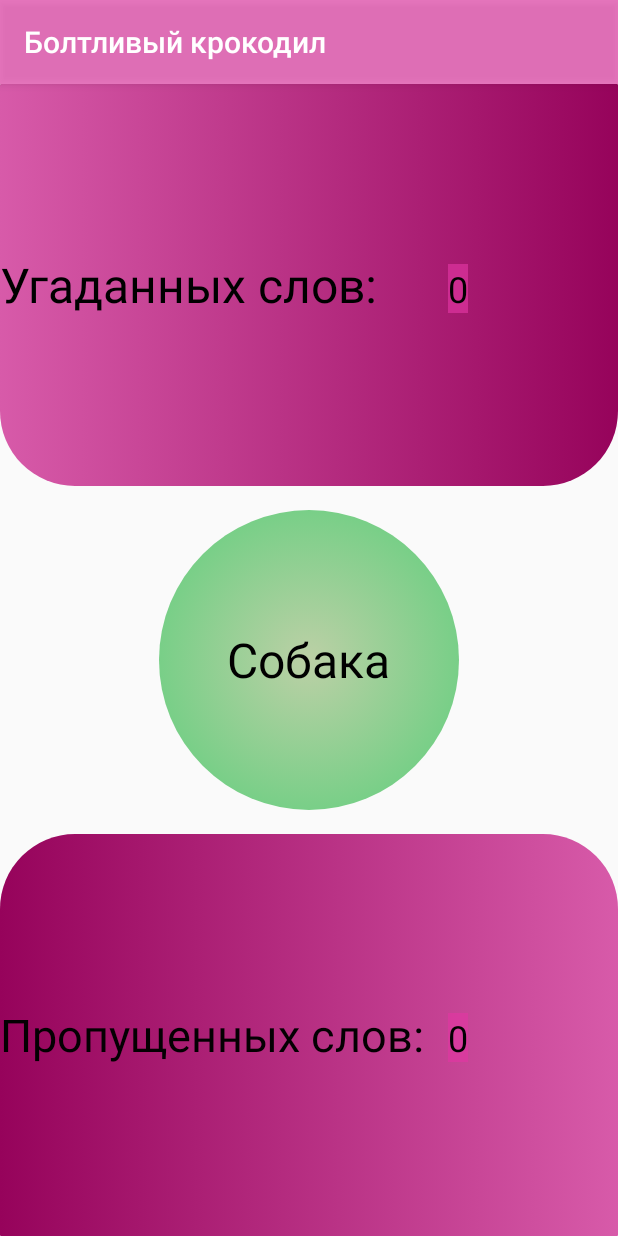
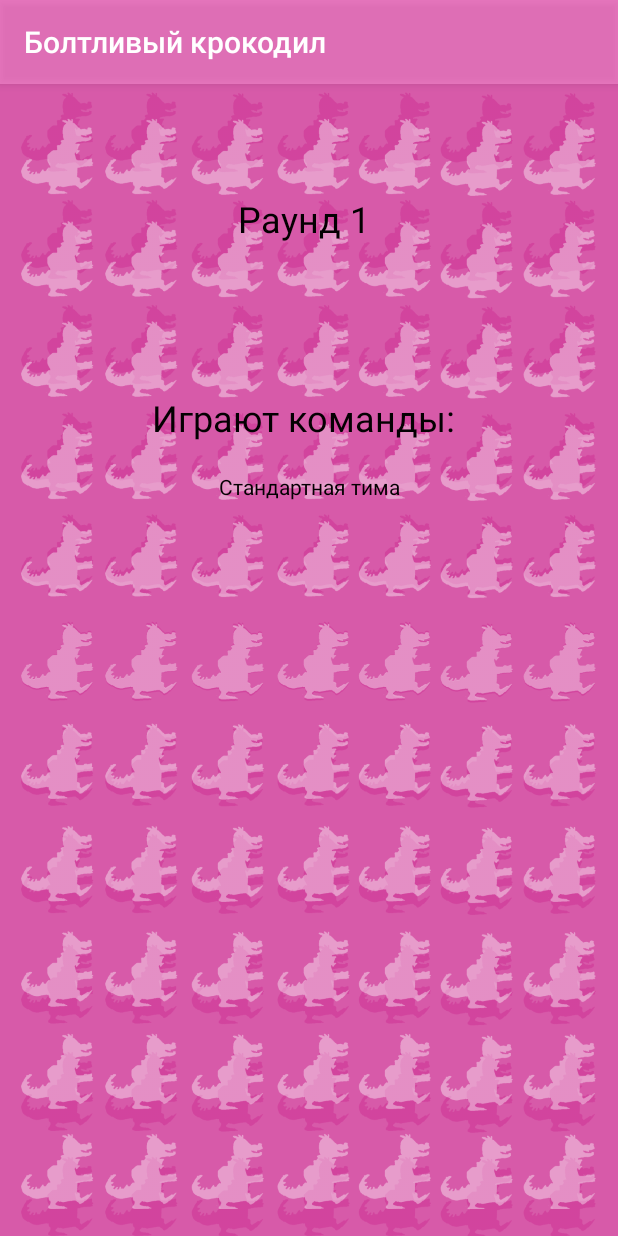
Before and after one commit to kewbr/talking_crocodile, an Android app: the GameView screen opened directly, with no data from a screen before it, on a phone screen of 412 x 824 dp. Run offline under Robolectric (Android 15) with nearby library versions, the phone set to English and light mode, and no system bars; Roboto replaces fonts that are not available here.

Commit message:
Add round changing experimental impl.

```diff
--- a/Source code/app/src/main/java/by/fabric/kewbr/talking_crocodile/Model/Round.java
+++ b/Source code/app/src/main/java/by/fabric/kewbr/talking_crocodile/Model/Round.java
@@ -22,4 +22,7 @@ public class Round {
         currentTeamIndex = 1;
     }
 
+    public Team getCurrentTeam(){
+        return teams.get(currentTeamIndex);
+    }
 }
--- a/Source code/app/src/main/java/by/fabric/kewbr/talking_crocodile/View/GameView.java
+++ b/Source code/app/src/main/java/by/fabric/kewbr/talking_crocodile/View/GameView.java
@@ -1,5 +1,6 @@
 package by.fabric.kewbr.talking_crocodile.View;
 
+import android.os.CountDownTimer;
 import android.support.animation.DynamicAnimation;
 import android.support.animation.SpringAnimation;
 import android.support.animation.SpringForce;
@@ -12,6 +13,7 @@ import android.animation.ObjectAnimator;
 import android.animation.ValueAnimator;
 import android.graphics.Color;
 import android.os.Build;
+import android.util.Log;
 import android.view.GestureDetector;
 import android.view.MotionEvent;
 import android.view.View;
@@ -21,12 +23,14 @@ import android.widget.ImageView;
 import android.widget.RelativeLayout;
 import android.widget.TextView;
 
+import java.util.Observable;
+import java.util.Observer;
 import java.util.Random;
 
 import by.fabric.kewbr.talking_crocodile.R;
 import by.fabric.kewbr.talking_crocodile.ViewModel.GameViewModel;
 
-public class GameView extends AppCompatActivity  implements View.OnTouchListener {
+public class GameView extends AppCompatActivity  implements View.OnTouchListener, Observer {
 
     //private GestureDetector gestureDetector;
     int windowwidth; // Actually the width of the RelativeLayout.
@@ -47,12 +51,32 @@ public class GameView extends AppCompatActivity  implements View.OnTouchListener
     private GameViewModel vm = new GameViewModel();
 
     AnimatorSet s = new AnimatorSet();
+    private CountDownTimer timer;
 
 
     @Override
     protected void onCreate(Bundle savedInstanceState) {
+
         super.onCreate(savedInstanceState);
-        setContentView(R.layout.activity_game_view);
+        vm.addObserver(this);
+        setContentView(R.layout.start_round);
+        TextView text = findViewById(R.id.roundName);
+        text.setText("Раунд "+vm.roundCount);
+        timer = new CountDownTimer(5000, 1000) {
+
+            public void onTick(long millisUntilFinished) {
+            }
+
+            public void onFinish() {
+                setContentView(R.layout.activity_game_view);
+                startGame();
+            }
+        }.start();
+    }
+
+    private void startGame(){
+
+        vm.startNewRound();
         // We are interested when the image view leaves its parent RelativeLayout
         // container and not the screen, so the following code is not needed.
 //        DisplayMetrics displaymetrics = new DisplayMetrics();
@@ -78,7 +102,9 @@ public class GameView extends AppCompatActivity  implements View.OnTouchListener
         RelativeLayout.LayoutParams temp = (RelativeLayout.LayoutParams) mImageView
                 .getLayoutParams();
         lpInit = new RelativeLayout.LayoutParams(temp);
-
+        lp = lpInit;
+        //lp.topMargin = lpInit.topMargin;
+        //lp.bottomMargin = lpInit.bottomMargin;
         // Capture the width of the RelativeLayout once it is laid out.
         mRrootLayout.post(new Runnable() {
             @Override
@@ -323,4 +349,25 @@ public class GameView extends AppCompatActivity  implements View.OnTouchListener
     public static void showDialogAndClose(String s){
         closeWindow();
     }
+
+    @Override
+    public void update(Observable observable, Object o) {
+        setContentView(R.layout.start_round);
+        TextView text = findViewById(R.id.roundName);
+        text.setText("Раунд "+vm.roundCount);
+        //isOutReported = true;
+        timer = new CountDownTimer(5000, 1000) {
+
+            public void onTick(long millisUntilFinished) {
+            }
+
+            public void onFinish() {
+                setContentView(R.layout.activity_game_view);
+                //isOutReported = false;
+                //vm.startNewRound();
+                startGame();
+            }
+        }.start();
+        Log.i("Im observer"," ");
+    }
 }
--- a/Source code/app/src/main/java/by/fabric/kewbr/talking_crocodile/ViewModel/GameViewModel.java
+++ b/Source code/app/src/main/java/by/fabric/kewbr/talking_crocodile/ViewModel/GameViewModel.java
@@ -1,29 +1,74 @@
 package by.fabric.kewbr.talking_crocodile.ViewModel;
+import android.os.CountDownTimer;
+import android.util.Log;
+
+import java.util.EventObject;
+import java.util.LinkedList;
+import java.util.Observable;
+
 import by.fabric.kewbr.talking_crocodile.Model.Round;
 import by.fabric.kewbr.talking_crocodile.Model.Team;
 import by.fabric.kewbr.talking_crocodile.View.GameView;
 
-
-public class GameViewModel {
+public class GameViewModel extends Observable {
 
     private Round round;
-    private long roundTimer;
-    public Team myTeam = new Team("DreamTeam");
+    public int roundCount = 1;
+    public long roundTimer;
+    private CountDownTimer timer;
+    public Team myTeam;
+    public GameViewModel(){
+        LinkedList<String> list = new LinkedList<String>();
+        list.add("MyTeam");
+        list.add("IchniyTeam");
+        list.add("IchniyTeam");
+        round = new Round(list);
+        myTeam = round.getCurrentTeam();
+        timer = new CountDownTimer(5000, 1000) {
 
-    public GameViewModel(){
+            public void onTick(long millisUntilFinished) {
+                roundTimer = millisUntilFinished;
+                //mTextField.setText("seconds remaining: " + millisUntilFinished / 1000);
+            }
 
+            public void onFinish() {
+                roundTimer =0;
+                onChanged();
+                //startNewRound();
+                //mTextField.setText("done!");
+            }
+        };
     }
 
     private void collectGamelog(){}
 
     private void loadGame(){
     }
+    public void startTimer()
+    {
+        if(roundTimer==0)
+        timer.start();
+        else
+        {
+            timer.cancel();
+            timer.start();
+        }
+    }
 
     public void startNewRound()
     {
         if(round.isFinished())
             round.restart();
-        roundTimer = 0;
+        //roundTimer = 5000;
+        timer.start();
+        Log.i("Done"," ");
+    }
+
+    public void onChanged(){
+        //if(this.hasChanged())
+        roundCount++;
+        this.setChanged();
+        this.notifyObservers();
     }
 
     public void finishGame(){
--- /dev/null
+++ b/Source code/app/src/main/res/layout/start_round.xml
@@ -0,0 +1,82 @@
+<?xml version="1.0" encoding="utf-8"?>
+<android.support.constraint.ConstraintLayout xmlns:android="http://schemas.android.com/apk/res/android"
+    xmlns:app="http://schemas.android.com/apk/res-auto"
+    xmlns:tools="http://schemas.android.com/tools"
+    android:layout_width="match_parent"
+    android:layout_height="match_parent"
+    android:background="@drawable/fillercroco"
+    android:backgroundTint="@color/colorPrimaryDark">
+
+    <ImageView
+        android:id="@+id/backgroundPattern2"
+        android:layout_width="match_parent"
+        android:layout_height="match_parent"
+        android:layout_alignParentTop="true"
+        android:background="@color/colorPrimaryDark"
+        android:contentDescription="@string/filler"
+        android:visibility="visible"
+        app:layout_constraintBottom_toBottomOf="parent"
+        app:layout_constraintEnd_toEndOf="parent"
+        app:layout_constraintStart_toStartOf="parent"
+        app:layout_constraintTop_toBottomOf="@+id/linearLayout"
+        app:layout_constraintVertical_bias="1.0"
+        app:srcCompat="@drawable/fillercroco" />
+
+    <Space
+        android:id="@+id/spacer"
+        android:layout_width="100dp"
+        android:layout_height="73dp"
+        app:layout_constraintLeft_toLeftOf="parent"
+        app:layout_constraintRight_toRightOf="parent"
+        app:layout_constraintTop_toTopOf="parent" />
+
+    <LinearLayout
+        android:layout_width="match_parent"
+        android:layout_height="match_parent"
+        android:orientation="horizontal"></LinearLayout>
+
+    <TextView
+        android:id="@+id/roundName"
+        android:layout_width="wrap_content"
+        android:layout_height="wrap_content"
+        android:layout_marginEnd="8dp"
+        android:gravity="center_horizontal"
+        android:text="Раунд"
+        android:textColor="@color/textColor"
+        android:textSize="24sp"
+        app:layout_constraintEnd_toEndOf="@+id/spacer"
+        app:layout_constraintHorizontal_weight="1"
+        app:layout_constraintStart_toStartOf="@+id/spacer"
+        app:layout_constraintTop_toBottomOf="@+id/spacer" />
+
+    <TextView
+        android:id="@+id/textView2"
+        android:layout_width="wrap_content"
+        android:layout_height="wrap_content"
+        android:layout_marginTop="100dp"
+        android:text="Играют команды:"
+        android:textColor="@color/textColor"
+        android:textSize="24sp"
+        app:layout_constraintEnd_toEndOf="@+id/roundName"
+        app:layout_constraintStart_toStartOf="@+id/roundName"
+        app:layout_constraintTop_toBottomOf="@+id/roundName" />
+
+    <LinearLayout
+        android:layout_width="match_parent"
+        android:layout_height="0dp"
+        android:gravity="top"
+        android:orientation="vertical"
+        android:paddingTop="20dp"
+        app:layout_constraintBottom_toBottomOf="parent"
+        app:layout_constraintTop_toBottomOf="@+id/textView2"
+        tools:layout_editor_absoluteX="156dp">
+
+        <TextView
+            android:id="@+id/textView3"
+            android:layout_width="match_parent"
+            android:layout_height="wrap_content"
+            android:gravity="center_horizontal|top"
+            android:text="Стандартная тима"
+            android:textColor="@color/textColor" />
+    </LinearLayout>
+</android.support.constraint.ConstraintLayout>
```
